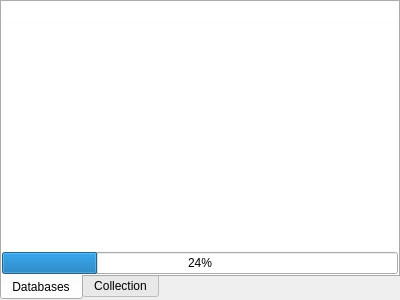
Above: forms/repo_widgetrepository.ui from 3drepo/3drepogui before the change. Below: the same form after it.
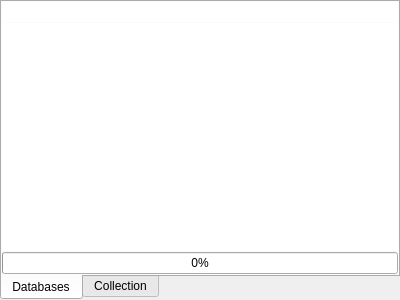
That is the form after the change. Custom widgets are drawn as their Qt base class.

Patch:
```diff
--- a/forms/repo_widgetrepository.ui
+++ b/forms/repo_widgetrepository.ui
@@ -107,7 +107,7 @@
           <number>100</number>
          </property>
          <property name="value">
-          <number>24</number>
+          <number>0</number>
          </property>
          <property name="format">
           <string>%p%</string>
```
Left out of the diff: 4 changed lines with no effect on the pictures.
